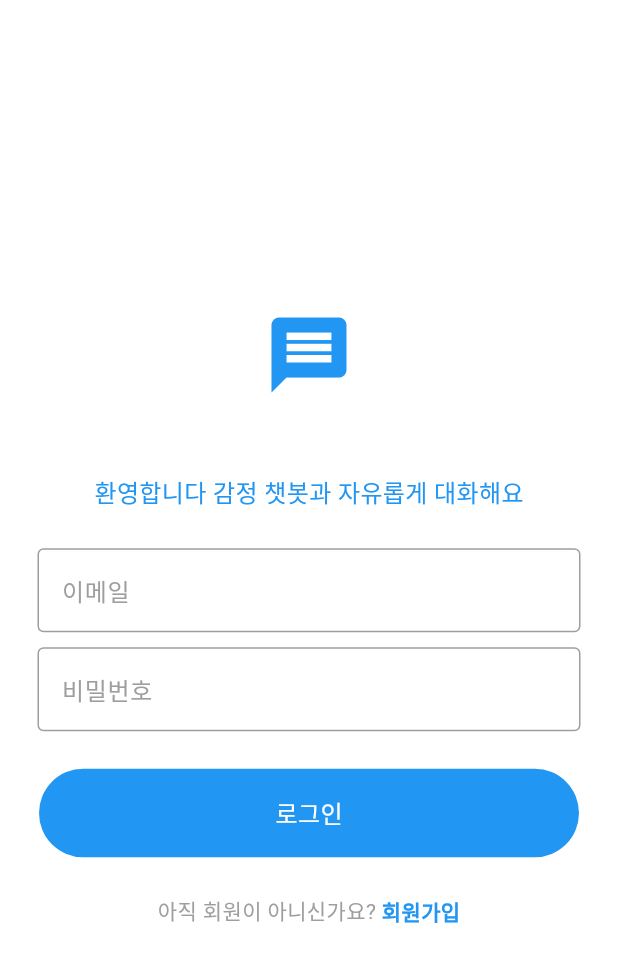
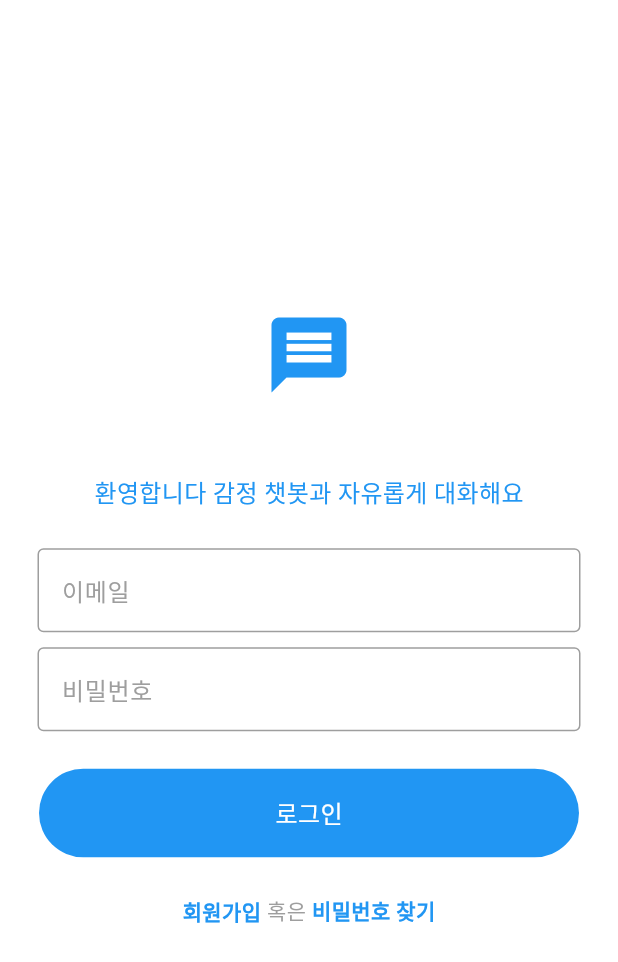
Before and after one commit to Time-Travel-Partition/emotion_chat, a Flutter app: the screen it shows after launch, on a phone screen of 412 x 824 dp. Shown: the top 962 px of the screen. Run offline on Flutter 3.47's test engine with Material 3 defaults, Android fonts, the phone set to English and light mode, and no system bars; our stand-ins replace cloud_firestore, firebase_auth, firebase_core, image_picker; missing offline and left inert: dart_openai; accounts and stored records are empty.

Commit message:
✨ feat: 비밀번호 재설정 기능 추가

```diff
--- a/lib/screens/auth/login_screen.dart
+++ b/lib/screens/auth/login_screen.dart
@@ -107,12 +107,6 @@ class _LoginScreenState extends State<LoginScreen> {
                   mainAxisAlignment: MainAxisAlignment.center,
                   crossAxisAlignment: CrossAxisAlignment.end,
                   children: [
-                    Text(
-                      '아직 회원이 아니신가요? ',
-                      style: TextStyle(
-                        color: Theme.of(context).colorScheme.inversePrimary,
-                      ),
-                    ),
                     GestureDetector(
                       onTap: widget.onTap,
                       child: Text(
@@ -122,9 +116,25 @@ class _LoginScreenState extends State<LoginScreen> {
                           color: Theme.of(context).colorScheme.primary,
                         ),
                       ),
+                    ),
+                    Text(
+                      ' 혹은 ',
+                      style: TextStyle(
+                        color: Theme.of(context).colorScheme.inversePrimary,
+                      ),
+                    ),
+                    GestureDetector(
+                      onTap: widget.onTap,
+                      child: Text(
+                        '비밀번호 찾기',
+                        style: TextStyle(
+                          fontWeight: FontWeight.bold,
+                          color: Theme.of(context).colorScheme.primary,
+                        ),
+                      ),
                     )
                   ],
-                )
+                ),
               ],
             ),
     );
--- a/lib/services/auth/auth_service.dart
+++ b/lib/services/auth/auth_service.dart
@@ -102,5 +102,8 @@ class AuthService extends ChangeNotifier {
   Future<void> signOut() async {
     return await _auth.signOut();
   }
-  // errors
+
+  Future<void> resetPassword(String email) async {
+    await _auth.sendPasswordResetEmail(email: email);
+  }
 }
```
Also changed, not shown: lib/screens/main/profile_tab/profile_screen.dart (+13 -1 lines).
